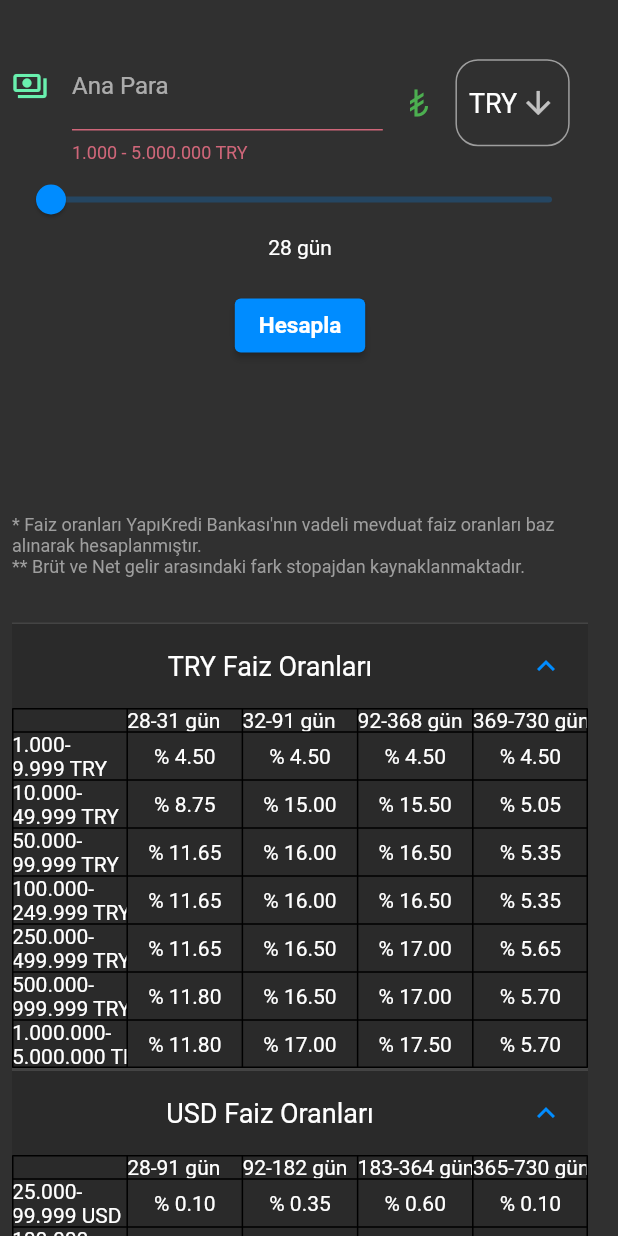
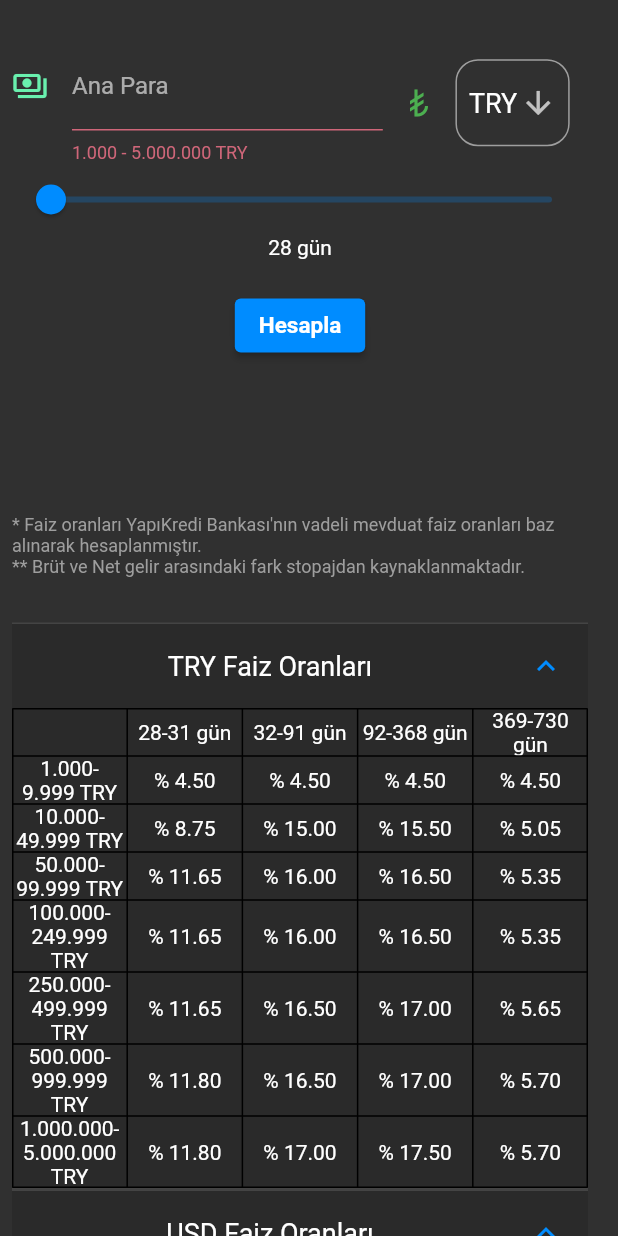
Before and after one commit to baydemirytu/SanalPortfoyYonetimSimulasyonu, a Flutter app: the VadeliMevduatHesaplama widget shown alone on an empty page, opened directly, after a tap on "Hesapla", after a tap on "TRY Faiz Oranları", after a tap on "USD Faiz Oranları", on a phone screen of 412 x 824 dp. Run offline on Flutter 3.47's test engine with Material 2 defaults, Android fonts, the phone set to English and light mode, and no system bars; our stand-ins replace animated_text_kit, cloud_firestore, confetti, email_validator, firebase_auth, firebase_core and 4 more; accounts and stored records are empty.

Commit message:
Scroll bug fix

```diff
--- a/lib/pages/calculation_pages/vadeli_mevduat_hesaplama.dart
+++ b/lib/pages/calculation_pages/vadeli_mevduat_hesaplama.dart
@@ -1,5 +1,3 @@
-import 'dart:collection';
-
 import 'package:flutter/material.dart';
 import 'package:flutter/services.dart';
 
@@ -374,13 +372,13 @@ class _VadeliMevduatHesaplamaState extends State<VadeliMevduatHesaplama> {
                   children: [
                     TableRow(children: [
                       buildTableCell(''),
-                      buildScrollableCell('28-31 gün'),
-                      buildScrollableCell('32-91 gün'),
-                      buildScrollableCell('92-368 gün'),
-                      buildScrollableCell('369-730 gün'),
+                      buildTableCell('28-31 gün'),
+                      buildTableCell('32-91 gün'),
+                      buildTableCell('92-368 gün'),
+                      buildTableCell('369-730 gün'),
                     ]),
                     TableRow(children: [
-                      buildScrollableCell('1.000-\n9.999 TRY'),
+                      buildTableCell('1.000-\n9.999 TRY'),
                       buildTableCell(
                           '% ${liraFaizOranlari[0][0].toStringAsFixed(2)}'),
                       buildTableCell(
@@ -391,7 +389,7 @@ class _VadeliMevduatHesaplamaState extends State<VadeliMevduatHesaplama> {
                           '% ${liraFaizOranlari[3][0].toStringAsFixed(2)}'),
                     ]),
                     TableRow(children: [
-                      buildScrollableCell('10.000-\n49.999 TRY'),
+                      buildTableCell('10.000-\n49.999 TRY'),
                       buildTableCell(
                           '% ${liraFaizOranlari[0][1].toStringAsFixed(2)}'),
                       buildTableCell(
@@ -402,7 +400,7 @@ class _VadeliMevduatHesaplamaState extends State<VadeliMevduatHesaplama> {
                           '% ${liraFaizOranlari[3][1].toStringAsFixed(2)}'),
                     ]),
                     TableRow(children: [
-                      buildScrollableCell('50.000-\n99.999 TRY'),
+                      buildTableCell('50.000-\n99.999 TRY'),
                       buildTableCell(
                           '% ${liraFaizOranlari[0][2].toStringAsFixed(2)}'),
                       buildTableCell(
@@ -413,7 +411,7 @@ class _VadeliMevduatHesaplamaState extends State<VadeliMevduatHesaplama> {
                           '% ${liraFaizOranlari[3][2].toStringAsFixed(2)}'),
                     ]),
                     TableRow(children: [
-                      buildScrollableCell('100.000-\n249.999 TRY'),
+                      buildTableCell('100.000-\n249.999 TRY'),
                       buildTableCell(
                           '% ${liraFaizOranlari[0][3].toStringAsFixed(2)}'),
                       buildTableCell(
@@ -424,7 +422,7 @@ class _VadeliMevduatHesaplamaState extends State<VadeliMevduatHesaplama> {
                           '% ${liraFaizOranlari[3][3].toStringAsFixed(2)}'),
                     ]),
                     TableRow(children: [
-                      buildScrollableCell('250.000-\n499.999 TRY'),
+                      buildTableCell('250.000-\n499.999 TRY'),
                       buildTableCell(
                           '% ${liraFaizOranlari[0][4].toStringAsFixed(2)}'),
                       buildTableCell(
@@ -435,7 +433,7 @@ class _VadeliMevduatHesaplamaState extends State<VadeliMevduatHesaplama> {
                           '% ${liraFaizOranlari[3][4].toStringAsFixed(2)}'),
                     ]),
                     TableRow(children: [
-                      buildScrollableCell('500.000-\n999.999 TRY'),
+                      buildTableCell('500.000-\n999.999 TRY'),
                       buildTableCell(
                           '% ${liraFaizOranlari[0][5].toStringAsFixed(2)}'),
                       buildTableCell(
@@ -446,7 +444,7 @@ class _VadeliMevduatHesaplamaState extends State<VadeliMevduatHesaplama> {
                           '% ${liraFaizOranlari[3][5].toStringAsFixed(2)}'),
                     ]),
                     TableRow(children: [
-                      buildScrollableCell('1.000.000-\n5.000.000 TRY'),
+                      buildTableCell('1.000.000-\n5.000.000 TRY'),
                       buildTableCell(
                           '% ${liraFaizOranlari[0][6].toStringAsFixed(2)}'),
                       buildTableCell(
@@ -473,13 +471,13 @@ class _VadeliMevduatHesaplamaState extends State<VadeliMevduatHesaplama> {
                   children: [
                     TableRow(children: [
                       buildTableCell(''),
-                      buildScrollableCell('28-91 gün'),
-                      buildScrollableCell('92-182 gün'),
-                      buildScrollableCell('183-364 gün'),
-                      buildScrollableCell('365-730 gün'),
+                      buildTableCell('28-91 gün'),
+                      buildTableCell('92-182 gün'),
+                      buildTableCell('183-364 gün'),
+                      buildTableCell('365-730 gün'),
                     ]),
                     TableRow(children: [
-                      buildScrollableCell('25.000-\n99.999 USD'),
+                      buildTableCell('25.000-\n99.999 USD'),
                       buildTableCell(
                           '% ${dolarFaizOranlari[0][0].toStringAsFixed(2)}'),
                       buildTableCell(
@@ -490,7 +488,7 @@ class _VadeliMevduatHesaplamaState extends State<VadeliMevduatHesaplama> {
                           '% ${dolarFaizOranlari[3][0].toStringAsFixed(2)}'),
                     ]),
                     TableRow(children: [
-                      buildScrollableCell('100.000-\n249.999 USD'),
+                      buildTableCell('100.000-\n249.999 USD'),
                       buildTableCell(
                           '% ${dolarFaizOranlari[0][1].toStringAsFixed(2)}'),
                       buildTableCell(
@@ -501,7 +499,7 @@ class _VadeliMevduatHesaplamaState extends State<VadeliMevduatHesaplama> {
                           '% ${dolarFaizOranlari[3][1].toStringAsFixed(2)}'),
                     ]),
                     TableRow(children: [
-                      buildScrollableCell('250.000-\n499.999 USD'),
+                      buildTableCell('250.000-\n499.999 USD'),
                       buildTableCell(
                           '% ${dolarFaizOranlari[0][2].toStringAsFixed(2)}'),
                       buildTableCell(
@@ -512,7 +510,7 @@ class _VadeliMevduatHesaplamaState extends State<VadeliMevduatHesaplama> {
                           '% ${dolarFaizOranlari[3][2].toStringAsFixed(2)}'),
                     ]),
                     TableRow(children: [
-                      buildScrollableCell('500.000-\n1.000.000 USD'),
+                      buildTableCell('500.000-\n1.000.000 USD'),
                       buildTableCell(
                           '% ${dolarFaizOranlari[0][3].toStringAsFixed(2)}'),
                       buildTableCell(
@@ -539,13 +537,13 @@ class _VadeliMevduatHesaplamaState extends State<VadeliMevduatHesaplama> {
                   children: [
                     TableRow(children: [
                       buildTableCell(''),
-                      buildScrollableCell('28-91 gün'),
-                      buildScrollableCell('92-182 gün'),
-                      buildScrollableCell('183-364 gün'),
-                      buildScrollableCell('365-730 gün'),
+                      buildTableCell('28-91 gün'),
+                      buildTableCell('92-182 gün'),
+                      buildTableCell('183-364 gün'),
+                      buildTableCell('365-730 gün'),
                     ]),
                     TableRow(children: [
-                      buildScrollableCell('50.000-\n99.999 EUR'),
+                      buildTableCell('50.000-\n99.999 EUR'),
                       buildTableCell(
                           '% ${euroFaizOranlari[0][0].toStringAsFixed(2)}'),
                       buildTableCell(
@@ -556,7 +554,7 @@ class _VadeliMevduatHesaplamaState extends State<VadeliMevduatHesaplama> {
                           '% ${euroFaizOranlari[3][0].toStringAsFixed(2)}'),
                     ]),
                     TableRow(children: [
-                      buildScrollableCell('100.000-\n249.999 EUR'),
+                      buildTableCell('100.000-\n249.999 EUR'),
                       buildTableCell(
                           '% ${euroFaizOranlari[0][1].toStringAsFixed(2)}'),
                       buildTableCell(
@@ -567,7 +565,7 @@ class _VadeliMevduatHesaplamaState extends State<VadeliMevduatHesaplama> {
                           '% ${euroFaizOranlari[3][1].toStringAsFixed(2)}'),
                     ]),
                     TableRow(children: [
-                      buildScrollableCell('250.000-\n499.999 EUR'),
+                      buildTableCell('250.000-\n499.999 EUR'),
                       buildTableCell(
                           '% ${euroFaizOranlari[0][2].toStringAsFixed(2)}'),
                       buildTableCell(
@@ -578,7 +576,7 @@ class _VadeliMevduatHesaplamaState extends State<VadeliMevduatHesaplama> {
                           '% ${euroFaizOranlari[3][2].toStringAsFixed(2)}'),
                     ]),
                     TableRow(children: [
-                      buildScrollableCell('500.000-\n1.000.000 EUR'),
+                      buildTableCell('500.000-\n1.000.000 EUR'),
                       buildTableCell(
                           '% ${euroFaizOranlari[0][3].toStringAsFixed(2)}'),
                       buildTableCell(
@@ -598,11 +596,6 @@ class _VadeliMevduatHesaplamaState extends State<VadeliMevduatHesaplama> {
     );
   }
 
-  SingleChildScrollView buildScrollableCell(String text) {
-    return SingleChildScrollView(
-        scrollDirection: Axis.horizontal, child: TableCell(child: Text(text)));
-  }
-
   TableCell buildTableCell(String text) {
     return TableCell(
         verticalAlignment: TableCellVerticalAlignment.middle,
```
